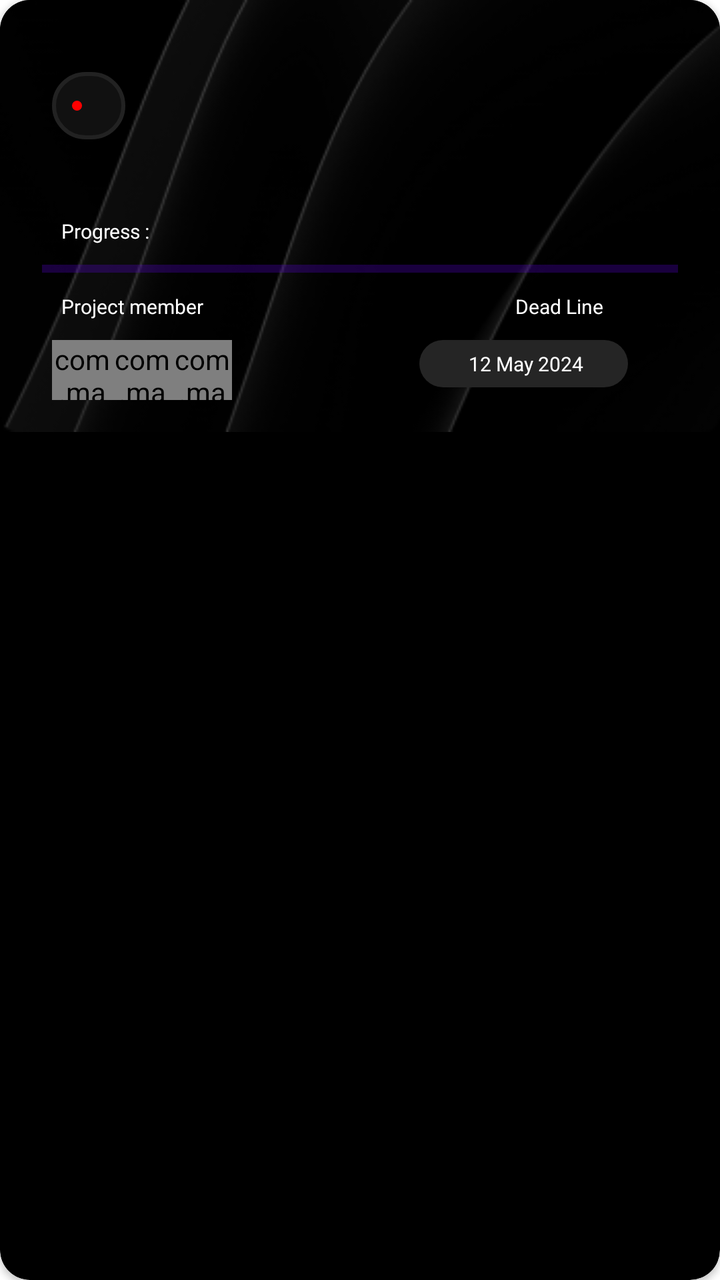
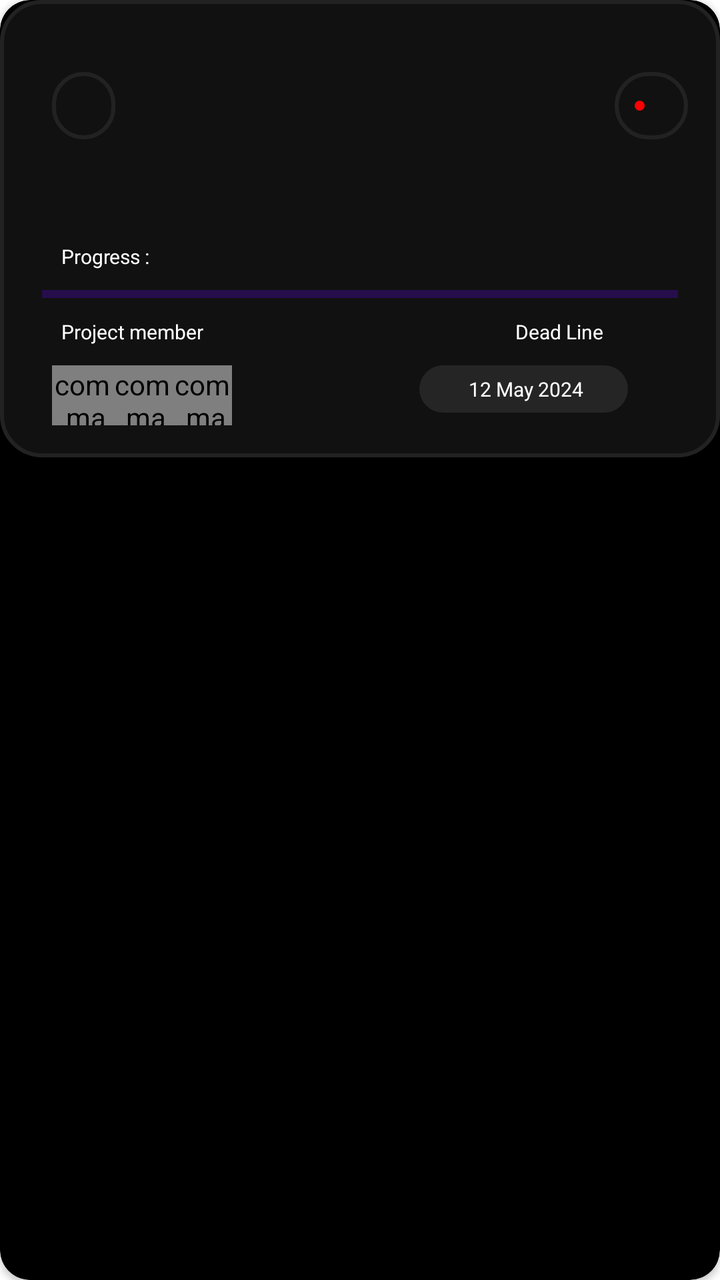

Compare the two renders of this Android layout. The source of the first and the diff that turns it into the second are given below.
<!-- AndroidManifest.xml: application theme AppTheme -->
<!-- res/layout/project_item.xml -->
<?xml version="1.0" encoding="utf-8"?>
<layout xmlns:app="http://schemas.android.com/apk/res-auto">

    <androidx.cardview.widget.CardView xmlns:android="http://schemas.android.com/apk/res/android"
        android:layout_width="match_parent"
        android:layout_height="220dp"
        android:layout_margin="@dimen/_10dp"
        app:cardCornerRadius="@dimen/_15"
        app:cardBackgroundColor="#000000"
        android:elevation="@dimen/_5dp">

        <RelativeLayout
            android:id="@+id/cardView"
            android:layout_width="match_parent"
            android:layout_height="wrap_content"
            android:background="@drawable/bg_img"
            android:padding="16dp">


            <TextView
                android:id="@+id/priority"
                android:layout_width="wrap_content"
                android:layout_height="wrap_content"
                android:layout_marginStart="@dimen/_10"
                android:layout_marginTop="@dimen/_20dp"
                android:background="@drawable/dark_grey_bg"
                android:drawableStart="@drawable/red_dot"
                android:padding="@dimen/_10"
                android:text="     "
                android:textColor="@color/greyforText"
                android:textSize="@dimen/_10" />

            <TextView
                android:id="@+id/projectName"
                android:layout_width="wrap_content"
                android:layout_height="wrap_content"
                android:layout_below="@+id/priority"
                android:layout_marginStart="@dimen/_10"
                android:layout_marginTop="@dimen/_10"
                android:gravity="start"
                android:text="    "
                android:textStyle="bold"
                android:textColor="@color/white"
                android:textSize="14sp" />

            <TextView
                android:id="@+id/prog"
                android:layout_width="wrap_content"
                android:layout_height="wrap_content"
                android:layout_below="@+id/projectName"
                android:layout_marginStart="@dimen/_10"
                android:layout_marginTop="@dimen/_10"
                android:gravity="start"
                android:text="  Progress :"
                android:textColor="@color/white"
                android:textSize="10sp" />


            <com.google.android.material.progressindicator.LinearProgressIndicator
                android:id="@+id/progressbar"
                android:layout_width="match_parent"
                android:layout_height="wrap_content"
                android:layout_below="@id/prog"
                android:layout_marginStart="@dimen/_5dp"
                android:layout_marginTop="@dimen/_10dp"
                android:layout_marginEnd="@dimen/_5dp" />

            <TextView
                android:id="@+id/projctMember"
                android:layout_width="wrap_content"
                android:layout_height="wrap_content"
                android:layout_below="@+id/progressbar"
                android:layout_marginStart="@dimen/_10"
                android:layout_marginTop="@dimen/_10"
                android:gravity="start"
                android:text="  Project member "
                android:textColor="@color/white"
                android:textSize="10sp" />



            <com.makeramen.roundedimageview.RoundedImageView
                android:id="@+id/photo1"
                android:layout_width="@dimen/_30dp"
                android:layout_height="30dp"
                app:riv_oval="true"
                android:layout_below="@+id/projctMember"
                android:layout_marginStart="@dimen/_10"
                android:layout_marginTop="@dimen/_10"
                android:src="@drawable/profilephoto" />


            <com.makeramen.roundedimageview.RoundedImageView
                android:id="@+id/photo2"
                android:layout_width="@dimen/_30dp"
                android:layout_height="30dp"
                android:layout_below="@+id/projctMember"
                android:layout_marginTop="@dimen/_10"
                app:riv_oval="true"
                android:layout_toEndOf="@+id/photo1"
                android:src="@drawable/profilephoto" />


            <com.makeramen.roundedimageview.RoundedImageView
                android:id="@+id/photo3"
                android:layout_width="@dimen/_30dp"
                android:layout_height="30dp"
                android:layout_below="@+id/projctMember"
                android:layout_marginTop="@dimen/_10"
                app:riv_oval="true"
                android:layout_toEndOf="@+id/photo2"
                android:src="@drawable/profilephoto" />

            <TextView
                android:id="@+id/dead"
                android:layout_width="wrap_content"
                android:layout_height="wrap_content"
                android:layout_below="@+id/progressbar"
                android:layout_alignParentEnd="true"
                android:layout_marginStart="@dimen/_10"
                android:layout_marginTop="@dimen/_10"
                android:layout_marginEnd="@dimen/_40dp"
                android:gravity="start"
                android:text="  Dead Line "
                android:textColor="@color/white"
                android:textSize="10sp" />

            <TextView
                android:id="@+id/deadlineDate"
                android:layout_width="wrap_content"
                android:layout_height="wrap_content"
                android:layout_below="@+id/dead"
                android:layout_alignParentEnd="true"
                android:layout_marginStart="@dimen/_10"
                android:layout_marginTop="@dimen/_10"
                android:layout_marginEnd="@dimen/_30dp"

                android:background="@drawable/light_grey_bg"
                android:gravity="start"
                android:paddingStart="@dimen/_20dp"
                android:paddingTop="@dimen/_5dp"
                android:paddingEnd="@dimen/_20dp"
                android:paddingBottom="@dimen/_5dp"
                android:text="  12 May 2024 "
                android:textColor="@color/white"
                android:textSize="10sp" />


        </RelativeLayout>
    </androidx.cardview.widget.CardView>

</layout>
<!-- resources referenced by this layout -->
<resources>
  <color name="greyforText">#CCCCCC</color>
  <color name="white">#FFFFFF</color>
  <dimen name="_10">10dp</dimen>
  <dimen name="_10dp">10dp</dimen>
  <dimen name="_15">15dp</dimen>
  <dimen name="_20dp">20dp</dimen>
  <dimen name="_30dp">30dp</dimen>
  <dimen name="_40dp">40dp</dimen>
  <dimen name="_5dp">5dp</dimen>
  <!-- drawable bg_img: jpg bitmap (drawable, 183601 bytes) -->
  <!-- drawable dark_grey_bg (drawable) -->
  <?xml version="1.0" encoding="utf-8"?>
  <shape xmlns:android="http://schemas.android.com/apk/res/android"
      android:shape="rectangle">
      <solid android:color="@color/greyBackground"/>
      <corners android:radius="@dimen/_20dp"/>
      <stroke
          android:width="2dp" android:color="@color/strokeBlack"/>
  </shape>
  <!-- drawable light_grey_bg (drawable) -->
  <?xml version="1.0" encoding="utf-8"?>
  <shape xmlns:android="http://schemas.android.com/apk/res/android"
      android:shape="rectangle">
      <solid android:color="@color/lightGreycolor"/>
      <corners android:radius="@dimen/_20dp"/>
  </shape>
  <!-- drawable profilephoto: png bitmap (drawable, 10711 bytes) -->
  <!-- drawable red_dot (drawable) -->
  <?xml version="1.0" encoding="utf-8"?>
  <shape xmlns:android="http://schemas.android.com/apk/res/android"
      android:shape="oval">
      <solid android:color="#FF0000" /> 
      <size android:width="5dp" android:height="5dp" /> 
  </shape>
  <style name="AppTheme" parent="Theme.MaterialComponents.Light.NoActionBar">
          <item name="colorPrimaryDark">@color/black</item>
          <item name="colorSurface">@color/white</item>
      </style>
  <color name="greyBackground">#111111</color>
  <color name="strokeBlack">#222222</color>
  <color name="lightGreycolor">#252525</color>
  <color name="black">#FF000000</color>
</resources>

<!-- the commit's change to res/layout/project_item.xml (unified diff, before → after) -->
@@ -5,22 +5,37 @@
         android:layout_width="match_parent"
         android:layout_height="220dp"
         android:layout_margin="@dimen/_10dp"
-        app:cardCornerRadius="@dimen/_15"
+        android:elevation="@dimen/_5dp"
         app:cardBackgroundColor="#000000"
-        android:elevation="@dimen/_5dp">
+        app:cardCornerRadius="@dimen/_15">
+
+        
 
         <RelativeLayout
             android:id="@+id/cardView"
             android:layout_width="match_parent"
             android:layout_height="wrap_content"
-            android:background="@drawable/bg_img"
+            android:background="@drawable/dark_grey_bg"
             android:padding="16dp">
 
+
+            <TextView
+                android:id="@+id/createdOn"
+                android:layout_width="wrap_content"
+                android:layout_height="wrap_content"
+                android:layout_marginStart="@dimen/_10"
+                android:layout_marginTop="@dimen/_20dp"
+                android:background="@drawable/dark_grey_bg"
+                android:padding="@dimen/_10"
+                android:text="     "
+                android:textColor="@color/greyforText"
+                android:textSize="@dimen/_10" />
 
             <TextView
                 android:id="@+id/priority"
                 android:layout_width="wrap_content"
                 android:layout_height="wrap_content"
+                android:layout_alignParentEnd="true"
                 android:layout_marginStart="@dimen/_10"
                 android:layout_marginTop="@dimen/_20dp"
                 android:background="@drawable/dark_grey_bg"
@@ -37,11 +52,13 @@
                 android:layout_below="@+id/priority"
                 android:layout_marginStart="@dimen/_10"
                 android:layout_marginTop="@dimen/_10"
+                android:capitalize="characters"
                 android:gravity="start"
+                android:padding="@dimen/_5dp"
                 android:text="    "
-                android:textStyle="bold"
                 android:textColor="@color/white"
-                android:textSize="14sp" />
+                android:textSize="16sp"
+                android:textStyle="bold" />
 
             <TextView
                 android:id="@+id/prog"
@@ -78,16 +95,15 @@
                 android:textSize="10sp" />
 
 
-
             <com.makeramen.roundedimageview.RoundedImageView
                 android:id="@+id/photo1"
                 android:layout_width="@dimen/_30dp"
                 android:layout_height="30dp"
-                app:riv_oval="true"
                 android:layout_below="@+id/projctMember"
                 android:layout_marginStart="@dimen/_10"
                 android:layout_marginTop="@dimen/_10"
-                android:src="@drawable/profilephoto" />
+                android:src="@drawable/profilephoto"
+                app:riv_oval="true" />
 
 
             <com.makeramen.roundedimageview.RoundedImageView
@@ -96,9 +112,9 @@
                 android:layout_height="30dp"
                 android:layout_below="@+id/projctMember"
                 android:layout_marginTop="@dimen/_10"
-                app:riv_oval="true"
                 android:layout_toEndOf="@+id/photo1"
-                android:src="@drawable/profilephoto" />
+                android:src="@drawable/profilephoto"
+                app:riv_oval="true" />
 
 
             <com.makeramen.roundedimageview.RoundedImageView
@@ -107,9 +123,9 @@
                 android:layout_height="30dp"
                 android:layout_below="@+id/projctMember"
                 android:layout_marginTop="@dimen/_10"
-                app:riv_oval="true"
                 android:layout_toEndOf="@+id/photo2"
-                android:src="@drawable/profilephoto" />
+                android:src="@drawable/profilephoto"
+                app:riv_oval="true" />
 
             <TextView
                 android:id="@+id/dead"
@@ -134,7 +150,6 @@
                 android:layout_marginStart="@dimen/_10"
                 android:layout_marginTop="@dimen/_10"
                 android:layout_marginEnd="@dimen/_30dp"
-
                 android:background="@drawable/light_grey_bg"
                 android:gravity="start"
                 android:paddingStart="@dimen/_20dp"
<!-- resource entries referenced after the edit -->
@@ -9,7 +9,6 @@
   <dimen name="_30dp">30dp</dimen>
   <dimen name="_40dp">40dp</dimen>
   <dimen name="_5dp">5dp</dimen>
-  <!-- drawable bg_img: jpg bitmap (drawable, 183601 bytes) -->
   <!-- drawable dark_grey_bg (drawable) -->
   <?xml version="1.0" encoding="utf-8"?>
   <shape xmlns:android="http://schemas.android.com/apk/res/android"
